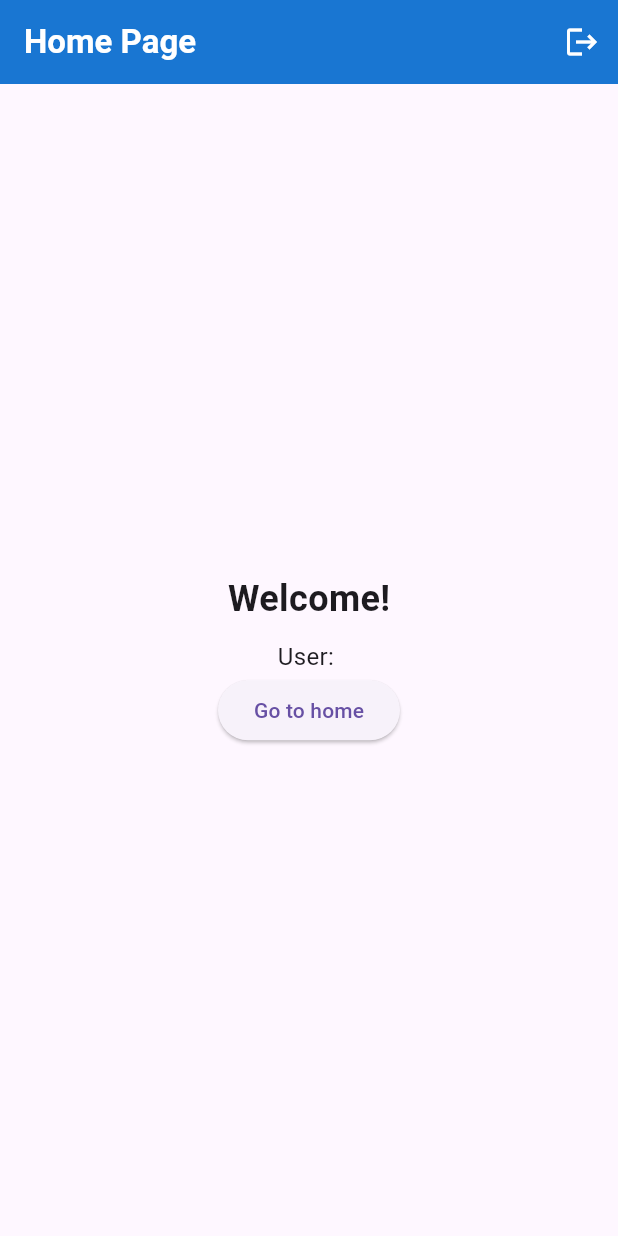
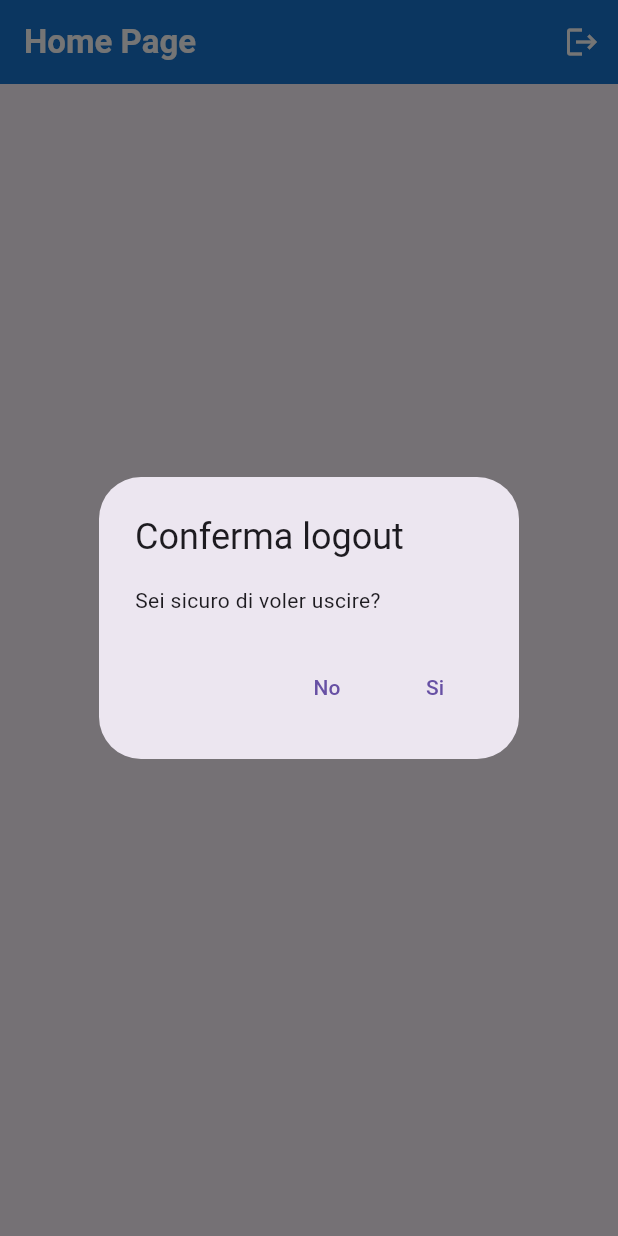
Before and after one commit to VitoSpritz/cinemaNight, a Flutter app: the screen it shows once a user with an empty profile is signed in, after a tap on the "logout" icon, on a phone screen of 412 x 824 dp. Run offline on Flutter 3.47's test engine with Material 3 defaults, Android fonts, the phone set to English and light mode, and no system bars; our stand-ins replace firebase_auth, firebase_core, go_router; accounts and stored records are empty; generated files the repository leaves out were written again.

Commit message:
feat(Authentication): :sparkles: add logout and  and improve auth error handling

```diff
--- a/lib/screens/home.dart
+++ b/lib/screens/home.dart
@@ -1,6 +1,7 @@
 import 'package:firebase_auth/firebase_auth.dart';
 import 'package:flutter/material.dart';
 
+import 'login.dart';
 import 'router/router.dart';
 
 class HomeScreen extends StatelessWidget {
@@ -23,7 +24,30 @@ class HomeScreen extends StatelessWidget {
           IconButton(
             icon: const Icon(Icons.logout),
             onPressed: () async {
-              await FirebaseAuth.instance.signOut();
+              final bool? isLoggingOut = await showDialog<bool>(
+                context: context,
+                builder: (BuildContext context) {
+                  return AlertDialog(
+                    title: const Text('Conferma logout'),
+                    content: const Text('Sei sicuro di voler uscire?'),
+                    actions: <Widget>[
+                      TextButton(
+                        onPressed: () => Navigator.of(context).pop(false),
+                        child: const Text('No'),
+                      ),
+                      TextButton(
+                        onPressed: () => Navigator.of(context).pop(true),
+                        child: const Text('Si'),
+                      ),
+                    ],
+                  );
+                },
+              );
+
+              if (isLoggingOut == true) {
+                await FirebaseAuth.instance.signOut();
+                router.go(LoginScreen.path);
+              }
             },
           ),
         ],
--- a/lib/screens/login.dart
+++ b/lib/screens/login.dart
@@ -1,6 +1,7 @@
 import 'package:firebase_auth/firebase_auth.dart';
 import 'package:flutter/material.dart';
 
+import '../consts/regex.dart';
 import 'router/router.dart';
 import 'sign_up.dart';
 
@@ -36,21 +37,33 @@ class _LoginScreenState extends State<LoginScreen> {
     super.dispose();
   }
 
-  String? validateEmail() {
-    if (_emailController.text.isEmpty) {
+  String? validatePassword() {
+    String password = _passwordController.text.trim();
+
+    if (password.isEmpty) {
+      return 'La password è un campo necessario';
+    }
+    if (Regex.passwordRegex.hasMatch(password)) {
       return null;
     }
-    if (_emailController.text.contains('@')) {
+    return 'Deve contente 8 caratteri, 1 maiuscola e 1 numero';
+  }
+
+  String? validateEmail() {
+    String email = _emailController.text.trim();
+
+    if (email.isEmpty) {
+      return 'La email è un campo necessario';
+    }
+    if (Regex.emailRegex.hasMatch(email)) {
       return null;
     }
-    return "La email non è formattata nel modo giusto";
+    return "Inserire una email valida";
   }
 
-  String? validatePassword() {
-    if (_passwordController.text.length > 8) {
-      return null;
-    }
-    return "La passowrd non è abbastanza lunga";
+  void clearFieldsOnError() {
+    _emailController.clear();
+    _passwordController.clear();
   }
 
   Future<void> onSubmitButtonClick() async {
@@ -60,13 +73,6 @@ class _LoginScreenState extends State<LoginScreen> {
     });
 
     if (_emailError != null || _passwordError != null) {
-      return;
-    }
-
-    if (_emailController.text.isEmpty || _passwordController.text.isEmpty) {
-      ScaffoldMessenger.of(context).showSnackBar(
-        const SnackBar(content: Text('Inserisci email e password')),
-      );
       return;
     }
 
@@ -83,20 +89,21 @@ class _LoginScreenState extends State<LoginScreen> {
       String errorMessage;
 
       switch (e.code) {
-        case 'user-not-found':
-          errorMessage = 'Nessun utente trovato';
-          break;
         case 'invalid-credential':
           errorMessage = 'Credenziali non valide';
           break;
+        case 'invalid-email':
+          errorMessage = 'Email non valida';
+          break;
         default:
-          errorMessage = 'Errore di autenticazione: ${e.message}';
+          errorMessage = 'Errore di autenticazione: ${e.code}';
       }
 
       if (mounted) {
         ScaffoldMessenger.of(context).showSnackBar(
           SnackBar(content: Text(errorMessage), backgroundColor: Colors.red),
         );
+        clearFieldsOnError();
       }
     } catch (e) {
       if (mounted) {
@@ -203,7 +210,7 @@ class _LoginScreenState extends State<LoginScreen> {
                   const SizedBox(height: 200),
 
                   TextButton(
-                    onPressed: () => router.push(SignUpScreen.path),
+                    onPressed: () => router.go(SignUpScreen.path),
                     style: TextButton.styleFrom(
                       padding: EdgeInsets.zero,
                       minimumSize: const Size(0, 0),
--- a/lib/screens/router/router.dart
+++ b/lib/screens/router/router.dart
@@ -26,12 +26,21 @@ final GoRouter router = GoRouter(
       return isAuthenticated ? HomeScreen.path : LoginScreen.path;
     }
 
-    if (isAuthenticated && currentLocation == LoginScreen.path) {
+    if (isAuthenticated &&
+        (currentLocation == LoginScreen.path ||
+            currentLocation == SignUpScreen.path)) {
       return HomeScreen.path;
+    }
+
+    if (!isAuthenticated &&
+        currentLocation != LoginScreen.path &&
+        currentLocation != SignUpScreen.path) {
+      return LoginScreen.path;
     }
 
     return null;
   },
+
   routes: <RouteBase>[
     GoRoute(
       path: SplashScreen.path,
--- a/lib/screens/sign_up.dart
+++ b/lib/screens/sign_up.dart
@@ -25,6 +25,24 @@ class _SignUpScreenState extends State<SignUpScreen> {
   String? _passwordError;
   String? _nameError;
   bool _isLoading = false;
+
+  @override
+  void initState() {
+    super.initState();
+    _emailController.addListener;
+    _passwordController.addListener;
+    _ageController.addListener;
+    _nameController.addListener;
+  }
+
+  @override
+  void dispose() {
+    _emailController.dispose();
+    _passwordController.dispose();
+    _ageController.dispose();
+    _nameController.dispose();
+    super.dispose();
+  }
 
   String? nameValidator() {
     if (_nameController.text.trim().isEmpty) {
```
